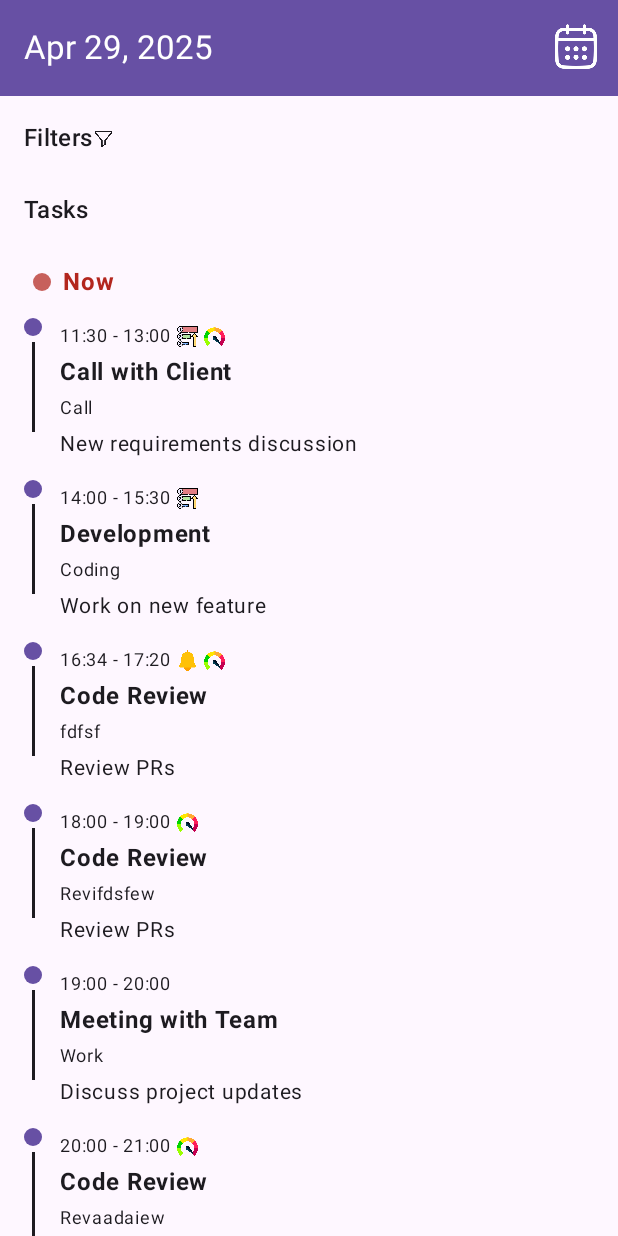
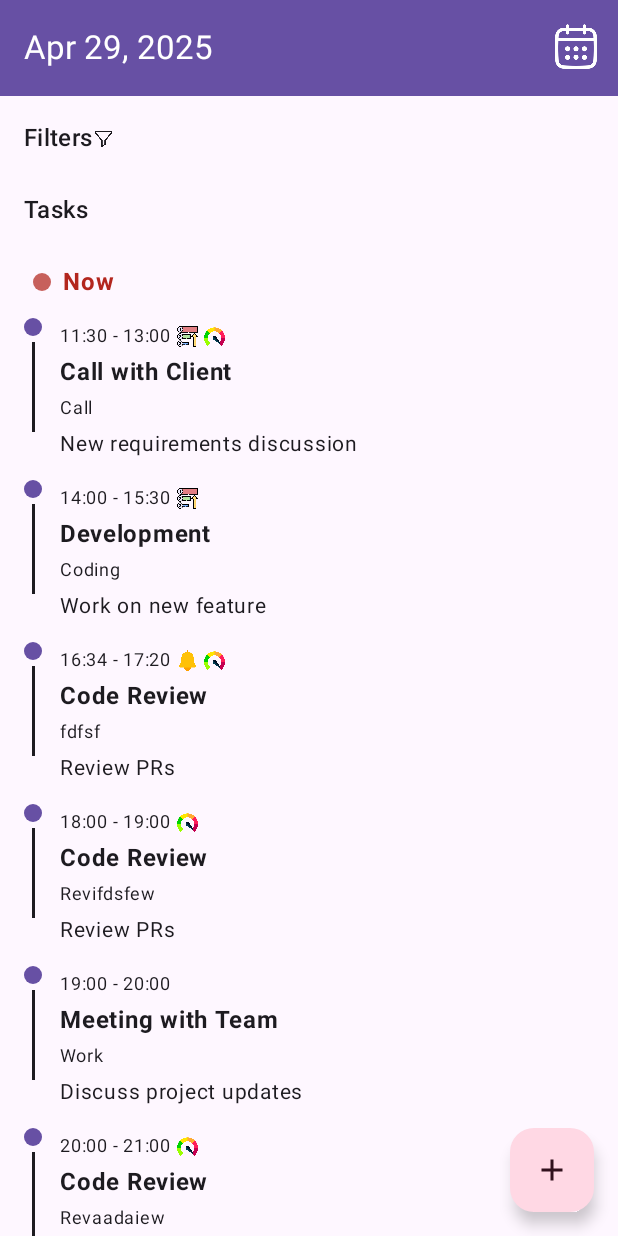
Before and after one commit to vladosik0/SchedulerApp, an Android app built with Jetpack Compose: the screen it shows after launch (MainActivity), on a phone screen of 412 x 824 dp. Run offline under Robolectric (Android 15) with nearby library versions, the phone set to English and light mode, and no system bars; our stand-ins replace accompanist; libraries missing offline, so code that uses them is left out: com.google.accompanist.navigation.

Commit message:
Add FAB for DateScreen

```diff
--- a/app/src/main/java/com/vladosik0/schedulerapp/presentation/screens/DateScreen.kt
+++ b/app/src/main/java/com/vladosik0/schedulerapp/presentation/screens/DateScreen.kt
@@ -39,12 +39,14 @@ import androidx.compose.foundation.lazy.items
 import androidx.compose.foundation.shape.CircleShape
 import androidx.compose.foundation.shape.RoundedCornerShape
 import androidx.compose.material.icons.Icons
+import androidx.compose.material.icons.filled.Add
 import androidx.compose.material.icons.filled.KeyboardArrowDown
 import androidx.compose.material3.DatePicker
 import androidx.compose.material3.DatePickerDialog
 import androidx.compose.material3.ExperimentalMaterial3Api
 import androidx.compose.material3.FilterChip
 import androidx.compose.material3.FilterChipDefaults
+import androidx.compose.material3.FloatingActionButton
 import androidx.compose.material3.Icon
 import androidx.compose.material3.IconButton
 import androidx.compose.material3.MaterialTheme
@@ -113,6 +115,18 @@ fun DateScreen(navController: NavController) {
                 scrollBehavior,
                 selectedDate
             ) { newSelectedDate -> selectedDate = newSelectedDate }
+        },
+        floatingActionButton = {
+            FloatingActionButton(
+                onClick = { },
+                containerColor = MaterialTheme.colorScheme.tertiaryContainer
+            ) {
+                Icon(
+                    imageVector = Icons.Default.Add,
+                    contentDescription = "Add",
+                    tint = MaterialTheme.colorScheme.onTertiaryContainer
+                )
+            }
         }
     ) { paddingValues ->
         Column(modifier = Modifier
```
